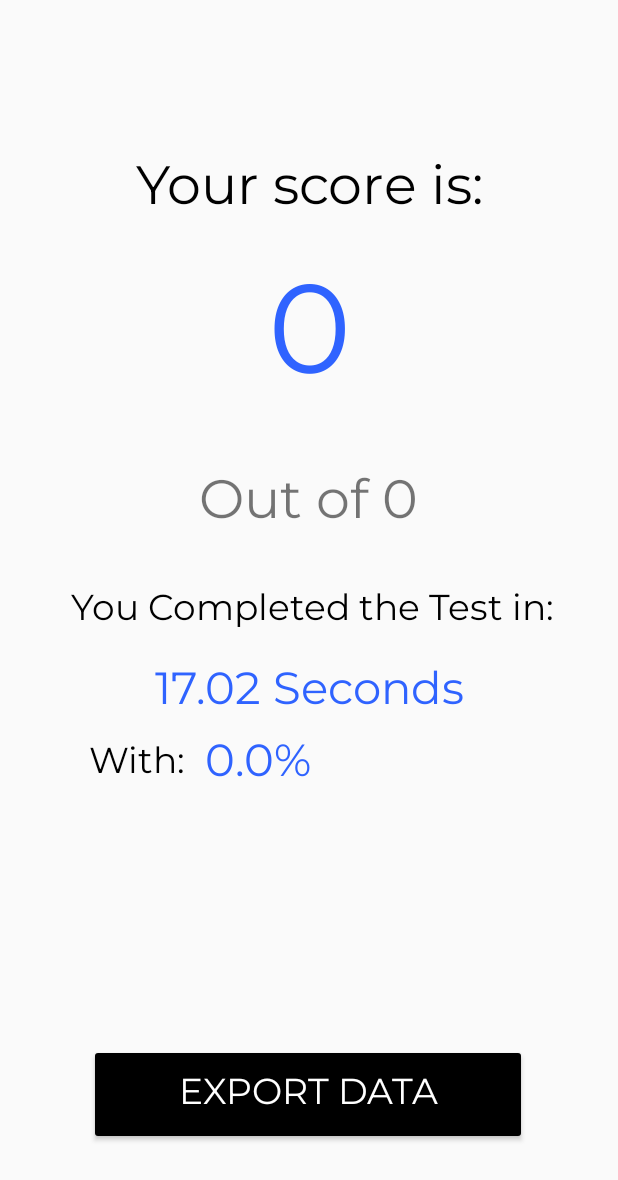
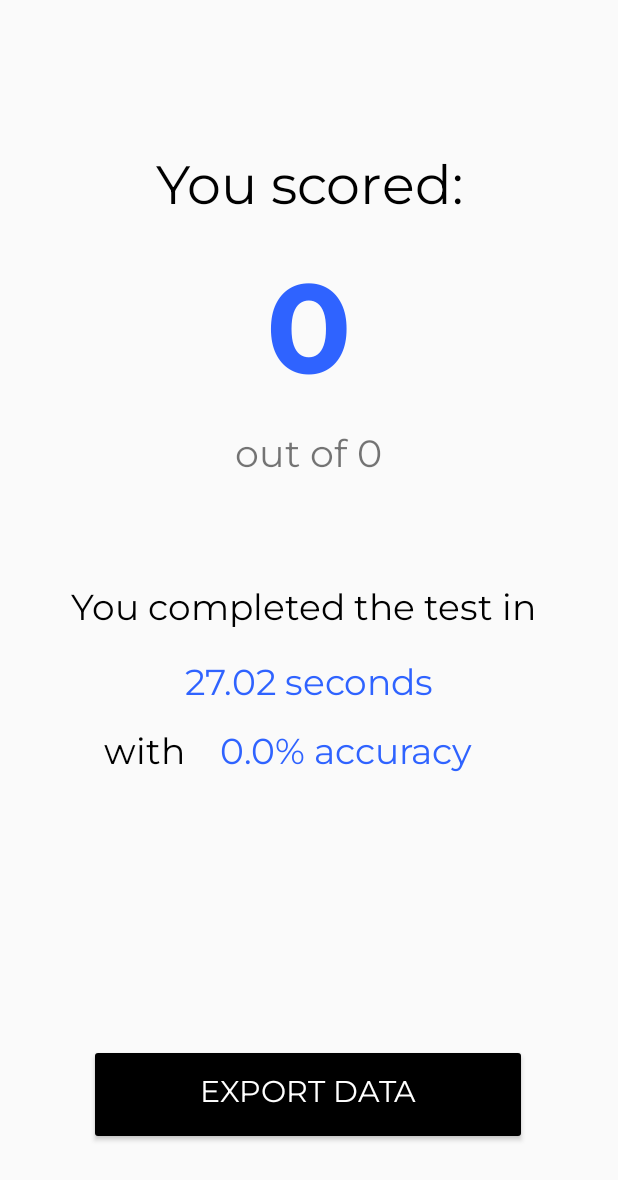
Before and after one commit to Brandogg255/CentralExecutiveFunctionCaptureTool, an Android app: the resultsActivity screen opened directly, with no data from a screen before it, on a phone screen of 412 x 824 dp. Shown: the top 1180 px of the screen. Run offline under Robolectric (Android 15) with nearby library versions, the phone set to English and light mode, and no system bars; 1 statement that could not run was skipped.

Commit message:
Minor UI changes

```diff
--- a/app/src/main/AndroidManifest.xml
+++ b/app/src/main/AndroidManifest.xml
@@ -9,7 +9,7 @@
     <application
         android:allowBackup="true"
         android:icon="@mipmap/ic_launcher"
-        android:label="Cognitest"
+        android:label="Cognitrace"
         android:roundIcon="@mipmap/ic_launcher_round"
         android:supportsRtl="true"
         android:theme="@style/AppTheme">
--- a/app/src/main/java/com/u3192633/centralexecutivefunctioncapturetool/SimpleDrawingView.java
+++ b/app/src/main/java/com/u3192633/centralexecutivefunctioncapturetool/SimpleDrawingView.java
@@ -19,7 +19,7 @@ public class SimpleDrawingView extends View {
     @Override
     protected void onDraw(Canvas canvas) {
         // Row 1 of the pattern
-        canvas.drawLine(150,100,325,100, drawPaint);
+        /*canvas.drawLine(150,100,325,100, drawPaint);
         canvas.drawLine(420,100,582,100, drawPaint);
         canvas.drawLine(677,100,848,100, drawPaint);
 
@@ -51,7 +51,7 @@ public class SimpleDrawingView extends View {
         // Row 4 of the pattern
         canvas.drawLine(150,850,325,850, drawPaint);
         canvas.drawLine(420,850,582,850, drawPaint);
-        canvas.drawLine(677,850,848,850, drawPaint);
+        canvas.drawLine(677,850,848,850, drawPaint);*/
     }
 
     public SimpleDrawingView(Context context, AttributeSet attrs) {
--- a/app/src/main/java/com/u3192633/centralexecutivefunctioncapturetool/resultsActivity.java
+++ b/app/src/main/java/com/u3192633/centralexecutivefunctioncapturetool/resultsActivity.java
@@ -59,11 +59,11 @@ public class resultsActivity extends AppCompatActivity {
 
         accuracy = (totalNodesCorrect/totalNodes)*100;
         accuracy = Math.round(accuracy);
-        accuracyText.setText(accuracy + "%");
+        accuracyText.setText(accuracy + "% accuracy");
 
         int totalNodesCorrectInt = (int) totalNodesCorrect;
         scoreText.setText(Integer.toString(totalNodesCorrectInt));
         int totalNodesInt = (int) totalNodes;
-        totalScoreText.setText("Out of " + Integer.toString(totalNodesInt));
+        totalScoreText.setText("out of " + Integer.toString(totalNodesInt));
     }
 }
--- a/app/src/main/res/layout/activity_pattern2.xml
+++ b/app/src/main/res/layout/activity_pattern2.xml
@@ -297,7 +297,7 @@
         android:layout_height="wrap_content"
         android:layout_gravity="center_horizontal"
         android:clickable="false"
-        android:fontFamily="@font/montserrat"
+        android:fontFamily="@font/montserrat_bold"
         android:gravity="center_horizontal"
         android:text="5"
         android:textAlignment="center"
--- a/app/src/main/res/layout/activity_results2.xml
+++ b/app/src/main/res/layout/activity_results2.xml
@@ -11,7 +11,7 @@
         android:layout_width="316dp"
         android:layout_height="56dp"
         android:fontFamily="@font/montserrat"
-        android:text="Your score is:"
+        android:text="You scored:"
         android:textAlignment="center"
         android:textColor="#000000"
         android:textSize="36sp"
@@ -26,7 +26,7 @@
         android:id="@+id/textView18"
         android:layout_width="249dp"
         android:layout_height="108dp"
-        android:fontFamily="@font/montserrat"
+        android:fontFamily="@font/montserrat_bold"
         android:text="67"
         android:textAlignment="center"
         android:textColor="#2F63FF"
@@ -42,15 +42,15 @@
         android:layout_width="236dp"
         android:layout_height="51dp"
         android:fontFamily="@font/montserrat"
-        android:text="Out of 102"
+        android:text="out of 102"
         android:textAlignment="center"
-        android:textSize="36sp"
+        android:textSize="25sp"
         app:layout_constraintBottom_toBottomOf="parent"
         app:layout_constraintEnd_toEndOf="parent"
         app:layout_constraintHorizontal_bias="0.497"
         app:layout_constraintStart_toStartOf="parent"
         app:layout_constraintTop_toTopOf="parent"
-        app:layout_constraintVertical_bias="0.4" />
+        app:layout_constraintVertical_bias="0.37" />
 
     <Button
         android:id="@+id/exportBtn"
@@ -59,9 +59,9 @@
         android:backgroundTint="#000000"
         android:fontFamily="@font/montserrat"
         android:lineSpacingExtra="10sp"
-        android:text="Export Data"
+        android:text="Export data"
         android:textColor="#FFFFFF"
-        android:textSize="24sp"
+        android:textSize="20sp"
         android:typeface="normal"
         app:layout_constraintBottom_toBottomOf="parent"
         app:layout_constraintEnd_toEndOf="parent"
@@ -75,7 +75,7 @@
         android:layout_width="323dp"
         android:layout_height="44dp"
         android:fontFamily="@font/montserrat"
-        android:text="You Completed the Test in:"
+        android:text="You completed the test in"
         android:textColor="#000000"
         android:textSize="24sp"
         android:typeface="normal"
@@ -91,10 +91,10 @@
         android:layout_width="301dp"
         android:layout_height="40dp"
         android:fontFamily="@font/montserrat"
-        android:text="17.02 Seconds"
+        android:text="27.02 seconds"
         android:textAlignment="center"
         android:textColor="#2F63FF"
-        android:textSize="30sp"
+        android:textSize="24sp"
         android:typeface="normal"
         app:layout_constraintBottom_toBottomOf="parent"
         app:layout_constraintEnd_toEndOf="parent"
@@ -104,33 +104,33 @@
 
     <TextView
         android:id="@+id/textView22"
-        android:layout_width="76dp"
-        android:layout_height="41dp"
+        android:layout_width="99dp"
+        android:layout_height="48dp"
         android:fontFamily="@font/montserrat"
-        android:text="With:"
+        android:text="with"
         android:textAlignment="center"
         android:textColor="#000000"
         android:textSize="24sp"
         android:typeface="normal"
         app:layout_constraintBottom_toBottomOf="parent"
         app:layout_constraintEnd_toEndOf="parent"
-        app:layout_constraintHorizontal_bias="0.158"
+        app:layout_constraintHorizontal_bias="0.15"
         app:layout_constraintStart_toStartOf="parent"
         app:layout_constraintTop_toTopOf="parent"
-        app:layout_constraintVertical_bias="0.628" />
+        app:layout_constraintVertical_bias="0.625" />
 
     <TextView
         android:id="@+id/accuracyResults"
-        android:layout_width="250dp"
-        android:layout_height="46dp"
+        android:layout_width="253dp"
+        android:layout_height="50dp"
         android:fontFamily="@font/montserrat"
         android:text="93.67% Accuracy"
         android:textColor="#2F63FF"
-        android:textSize="30sp"
+        android:textSize="24sp"
         app:layout_constraintBottom_toBottomOf="parent"
         app:layout_constraintEnd_toEndOf="parent"
-        app:layout_constraintHorizontal_bias="0.844"
+        app:layout_constraintHorizontal_bias="0.924"
         app:layout_constraintStart_toStartOf="parent"
         app:layout_constraintTop_toTopOf="parent"
-        app:layout_constraintVertical_bias="0.626" />
+        app:layout_constraintVertical_bias="0.627" />
 </androidx.constraintlayout.widget.ConstraintLayout>
```
